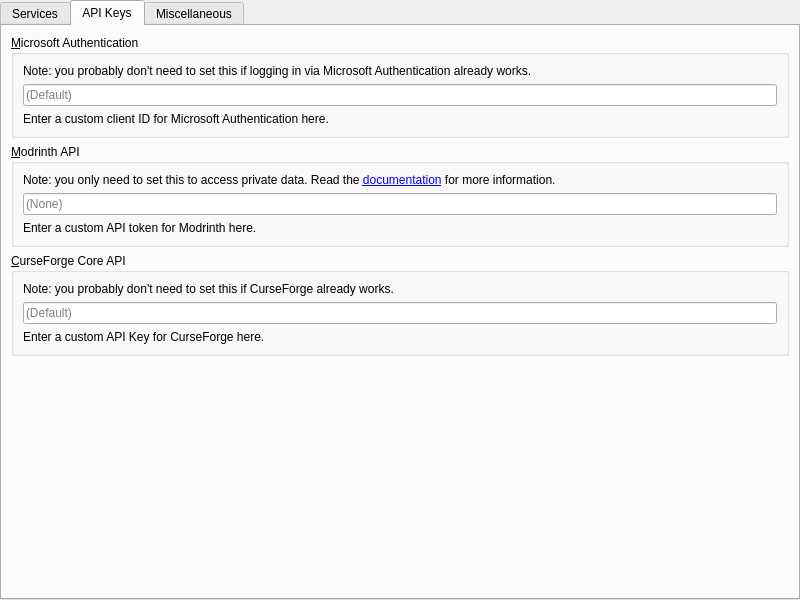
First picture: the form in launcher/ui/pages/global/APIPage.ui, repository FreesmTeam/FreesmLauncher, before the edit.
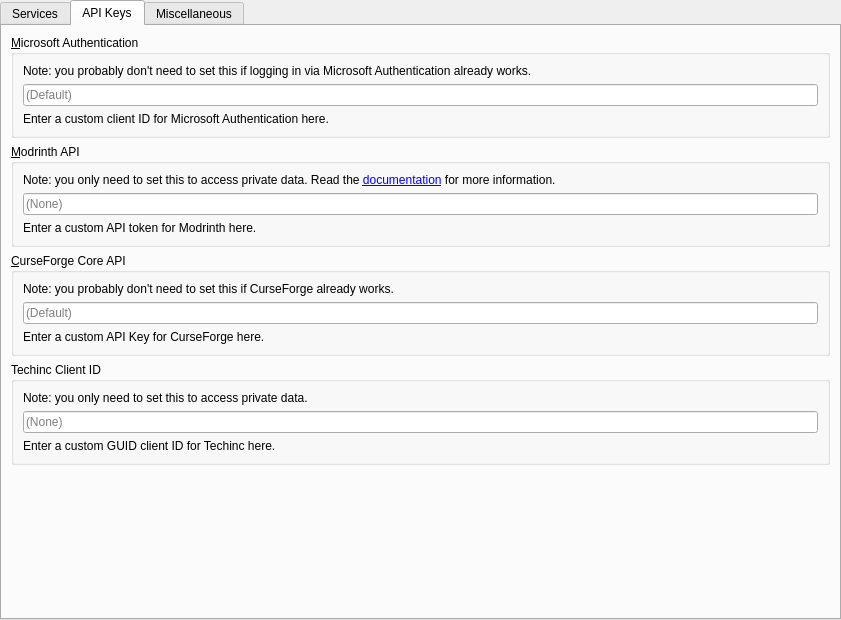
Second picture: the form after the edit. The open tabs and pages were chosen to show the change.

Commit message: Add techinc client ID

Diff of the .ui file:
```diff
--- a/launcher/ui/pages/global/APIPage.ui
+++ b/launcher/ui/pages/global/APIPage.ui
@@ -6,8 +6,8 @@
    <rect>
     <x>0</x>
     <y>0</y>
-    <width>800</width>
-    <height>600</height>
+    <width>841</width>
+    <height>620</height>
    </rect>
   </property>
   <layout class="QVBoxLayout" name="verticalLayout">
@@ -288,6 +288,36 @@
          </layout>
         </widget>
        </item>
+       <item>
+        <widget class="QGroupBox" name="groupBox">
+         <property name="title">
+          <string>Techinc Client ID</string>
+         </property>
+         <layout class="QVBoxLayout" name="verticalLayout_9">
+          <item>
+           <widget class="QLabel" name="label_11">
+            <property name="text">
+             <string>&lt;html&gt;&lt;head/&gt;&lt;body&gt;&lt;p&gt;Note: you only need to set this to access private data.&lt;/p&gt;&lt;/body&gt;&lt;/html&gt;</string>
+            </property>
+           </widget>
+          </item>
+          <item>
+           <widget class="QLineEdit" name="techicClientID">
+            <property name="placeholderText">
+             <string>(None)</string>
+            </property>
+           </widget>
+          </item>
+          <item>
+           <widget class="QLabel" name="label_12">
+            <property name="text">
+             <string>Enter a custom GUID client ID for Techinc here.</string>
+            </property>
+           </widget>
+          </item>
+         </layout>
+        </widget>
+       </item>
        <item>
         <spacer name="verticalSpacer">
          <property name="orientation">
```
The commit also changes 3 other files.
